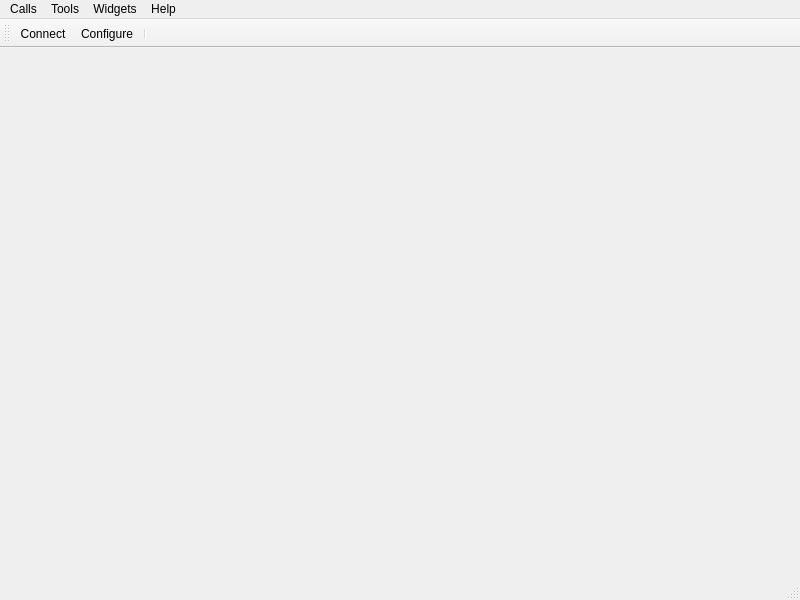
Old version of the form src/mainwindow.ui in the repository nlbtuyen/ConfigurationGCS.
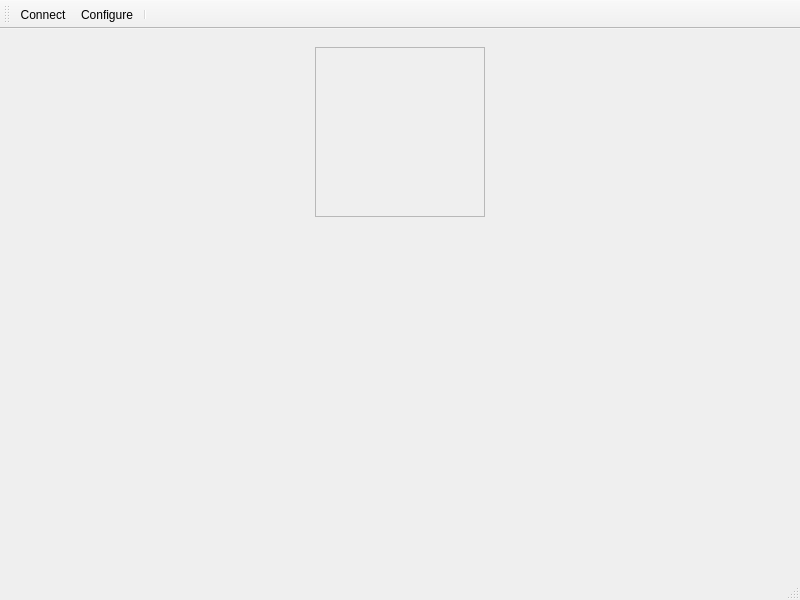
New version of the form. Icons and pictures are not drawn.

What changed in the file:
```diff
--- a/src/mainwindow.ui
+++ b/src/mainwindow.ui
@@ -103,21 +103,21 @@
        </spacer>
       </item>
       <item>
-       <widget class="QFrame" name="frame_3D">
+       <widget class="QScrollArea" name="scrollArea_3D">
         <property name="minimumSize">
          <size>
-          <width>180</width>
-          <height>180</height>
+          <width>170</width>
+          <height>170</height>
          </size>
         </property>
         <property name="maximumSize">
          <size>
-          <width>180</width>
-          <height>180</height>
+          <width>170</width>
+          <height>170</height>
          </size>
         </property>
-        <property name="styleSheet">
-         <string notr="true">border-radius: 5px;</string>
+        <property name="widgetResizable">
+         <bool>true</bool>
         </property>
        </widget>
       </item>
@@ -251,15 +251,36 @@
     </item>
    </layout>
   </widget>
+  <widget class="QToolBar" name="mainToolBar">
+   <attribute name="toolBarArea">
+    <enum>TopToolBarArea</enum>
+   </attribute>
+   <attribute name="toolBarBreak">
+    <bool>false</bool>
+   </attribute>
+   <addaction name="actionConnect"/>
+   <addaction name="actionConfigure"/>
+   <addaction name="separator"/>
+  </widget>
+  <widget class="QStatusBar" name="statusBar"/>
   <widget class="QMenuBar" name="menuBar">
+   <property name="enabled">
+    <bool>true</bool>
+   </property>
    <property name="geometry">
     <rect>
      <x>0</x>
      <y>0</y>
      <width>800</width>
-     <height>21</height>
+     <height>0</height>
     </rect>
    </property>
+   <property name="maximumSize">
+    <size>
+     <width>16777215</width>
+     <height>0</height>
+    </size>
+   </property>
    <widget class="QMenu" name="menuCalls">
     <property name="title">
      <string>Calls</string>
@@ -290,18 +311,6 @@
    <addaction name="menuWidgets"/>
    <addaction name="menuHelp"/>
   </widget>
-  <widget class="QToolBar" name="mainToolBar">
-   <attribute name="toolBarArea">
-    <enum>TopToolBarArea</enum>
-   </attribute>
-   <attribute name="toolBarBreak">
-    <bool>false</bool>
-   </attribute>
-   <addaction name="actionConnect"/>
-   <addaction name="actionConfigure"/>
-   <addaction name="separator"/>
-  </widget>
-  <widget class="QStatusBar" name="statusBar"/>
   <action name="actionConnect">
    <property name="icon">
     <iconset resource="../terminal.qrc">
```
Left out of the diff: 10 changed lines with no effect on the pictures.
